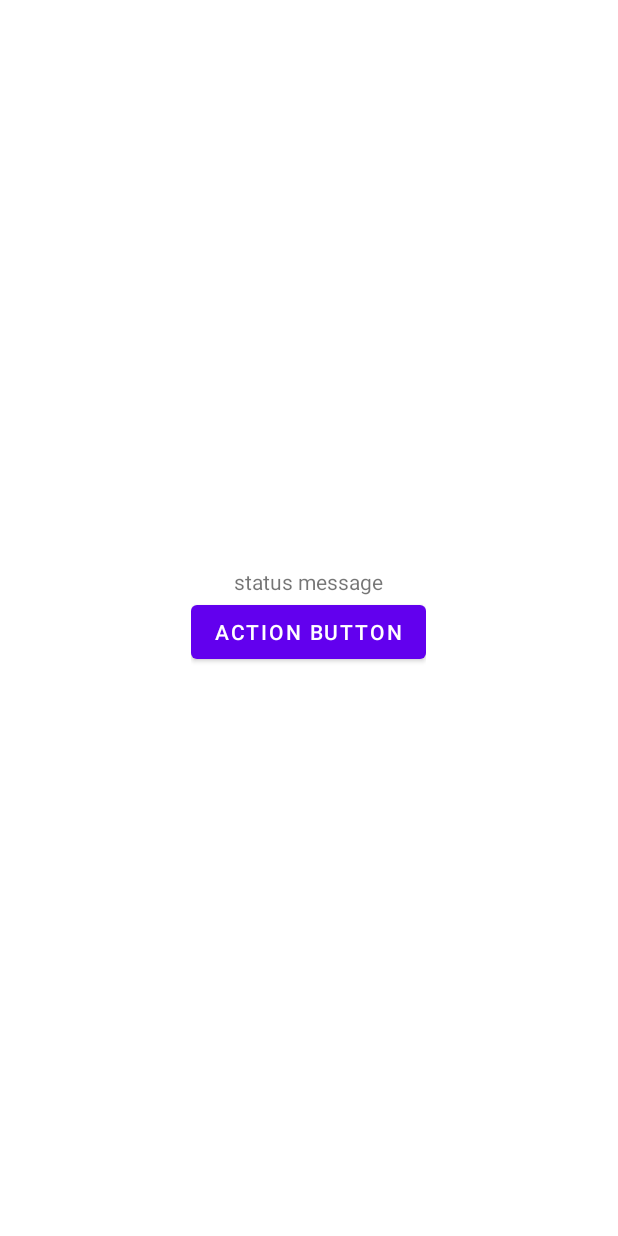
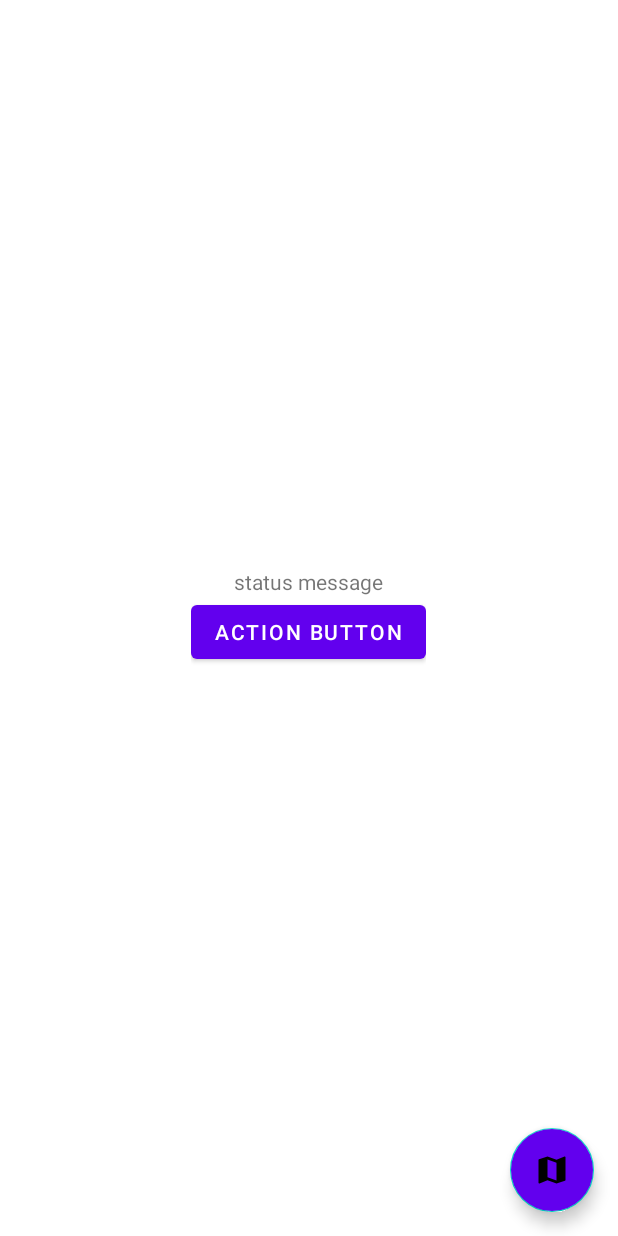
Before and after one commit to deghat-farhad/CarMar, an Android app: the layout frag_placemark_list.xml on its own in the app's theme, with its tools: preview values and no code run, on a phone screen of 412 x 824 dp. Run offline under Robolectric (Android 15) with nearby library versions, the phone set to English and light mode, and no system bars.

Commit message:
placemark map fragment.

```diff
--- a/car_list/build.gradle
+++ b/car_list/build.gradle
@@ -3,6 +3,7 @@ plugins {
     id 'kotlin-android'
     id 'kotlin-kapt'
     id 'dagger.hilt.android.plugin'
+    id 'androidx.navigation.safeargs.kotlin'
 }
 
 android {
@@ -41,5 +42,6 @@ dependencies {
 
     //hilt
     implementation "com.google.dagger:hilt-android:$hilt_version"
+    implementation 'androidx.legacy:legacy-support-v4:1.0.0'
     kapt "com.google.dagger:hilt-android-compiler:$hilt_version"
 }
--- a/car_list/src/main/java/deghat/farhad/carlist/presentation/page/placemark_list/view/FragPlacemarkList.kt
+++ b/car_list/src/main/java/deghat/farhad/carlist/presentation/page/placemark_list/view/FragPlacemarkList.kt
@@ -8,6 +8,7 @@ import androidx.databinding.DataBindingUtil
 import androidx.databinding.ViewDataBinding
 import androidx.fragment.app.Fragment
 import androidx.fragment.app.viewModels
+import androidx.navigation.fragment.findNavController
 import androidx.recyclerview.widget.LinearLayoutManager
 import androidx.recyclerview.widget.RecyclerView
 import dagger.hilt.android.AndroidEntryPoint
@@ -63,5 +64,10 @@ class FragPlacemarkList : Fragment() {
                 }
             }
         }
+
+        viewModel.navigateToPlacemarkMap.observe(viewLifecycleOwner) {
+            val action = FragPlacemarkListDirections.actionFragPlacemarkListToFragMap()
+            findNavController().navigate(action)
+        }
     }
 }
--- a/car_list/src/main/java/deghat/farhad/carlist/presentation/page/placemark_list/viewmodel/ViwMdlPlacemarkList.kt
+++ b/car_list/src/main/java/deghat/farhad/carlist/presentation/page/placemark_list/viewmodel/ViwMdlPlacemarkList.kt
@@ -11,6 +11,7 @@ import deghat.farhad.carlist.presentation.item.RecItmPlacemark
 import deghat.farhad.carlist.presentation.mapper.PlacemarkItemMapper
 import deghat.farhad.common.domain.usecase.base.ModelWrapper
 import deghat.farhad.common.presentation.UiState
+import deghat.farhad.common.presentation.util.SingleLiveEvent
 import kotlinx.coroutines.launch
 import javax.inject.Inject
 
@@ -21,6 +22,7 @@ class ViwMdlPlacemarkList @Inject constructor(
 ) : ViewModel() {
     private val mState = MutableLiveData<UiState<List<RecItmPlacemark>>>()
     val state: LiveData<UiState<List<RecItmPlacemark>>> = mState
+    val navigateToPlacemarkMap by lazy { SingleLiveEvent<Unit>() }
 
     init {
         getPlacemarks()
@@ -69,4 +71,8 @@ class ViwMdlPlacemarkList @Inject constructor(
     fun retry() {
         getPlacemarks()
     }
+
+    fun navigateToPlacemarkMap() {
+        navigateToPlacemarkMap.postValue(Unit)
+    }
 }
--- /dev/null
+++ b/car_list/src/main/res/drawable/ic_map.xml
@@ -0,0 +1,10 @@
+<vector xmlns:android="http://schemas.android.com/apk/res/android"
+    android:width="24dp"
+    android:height="24dp"
+    android:tint="?attr/colorControlNormal"
+    android:viewportWidth="24"
+    android:viewportHeight="24">
+    <path
+        android:fillColor="@android:color/white"
+        android:pathData="M20.5,3l-0.16,0.03L15,5.1 9,3 3.36,4.9c-0.21,0.07 -0.36,0.25 -0.36,0.48V20.5c0,0.28 0.22,0.5 0.5,0.5l0.16,-0.03L9,18.9l6,2.1 5.64,-1.9c0.21,-0.07 0.36,-0.25 0.36,-0.48V3.5c0,-0.28 -0.22,-0.5 -0.5,-0.5zM15,19l-6,-2.11V5l6,2.11V19z" />
+</vector>
--- a/car_list/src/main/res/layout/frag_placemark_list.xml
+++ b/car_list/src/main/res/layout/frag_placemark_list.xml
@@ -60,5 +60,15 @@
                 app:textId="@{stateHandler.actionButtonText}"
                 tools:text="action button" />
         </LinearLayout>
+
+        <com.google.android.material.floatingactionbutton.FloatingActionButton
+            android:layout_width="wrap_content"
+            android:layout_height="wrap_content"
+            android:layout_gravity="end|bottom"
+            android:layout_margin="16dp"
+            android:backgroundTint="@color/design_default_color_primary"
+            android:contentDescription="@string/navigate_to_map"
+            android:onClick="@{() -> viewmodel.navigateToPlacemarkMap()}"
+            android:src="@drawable/ic_map" />
     </FrameLayout>
 </layout>
--- a/car_list/src/main/res/values/strings.xml
+++ b/car_list/src/main/res/values/strings.xml
@@ -13,4 +13,7 @@
     <string name="retry">Retry</string>
     <string name="refresh">Refresh</string>
     <string name="loading">Loading ...</string>
+    <!-- TODO: Remove or change this placeholder text -->
+    <string name="hello_blank_fragment">Hello blank fragment</string>
+    <string name="navigate_to_map">navigate to map</string>
 </resources>
```
Also changed, not shown: car_list/src/main/java/deghat/farhad/carlist/presentation/page/placemark_map/view/FragPlacemarkMap.kt (added, +40 -0 lines), car_list/src/main/java/deghat/farhad/carlist/presentation/page/placemark_map/viewmodel/ViwMdlPlacemarkMap.kt (added, +9 -0 lines), car_list/src/main/res/layout/frag_placemark_map.xml (added, +25 -0 lines), car_list/src/main/res/navigation/nav_graph_car_list.xml (+13 -2 lines).
